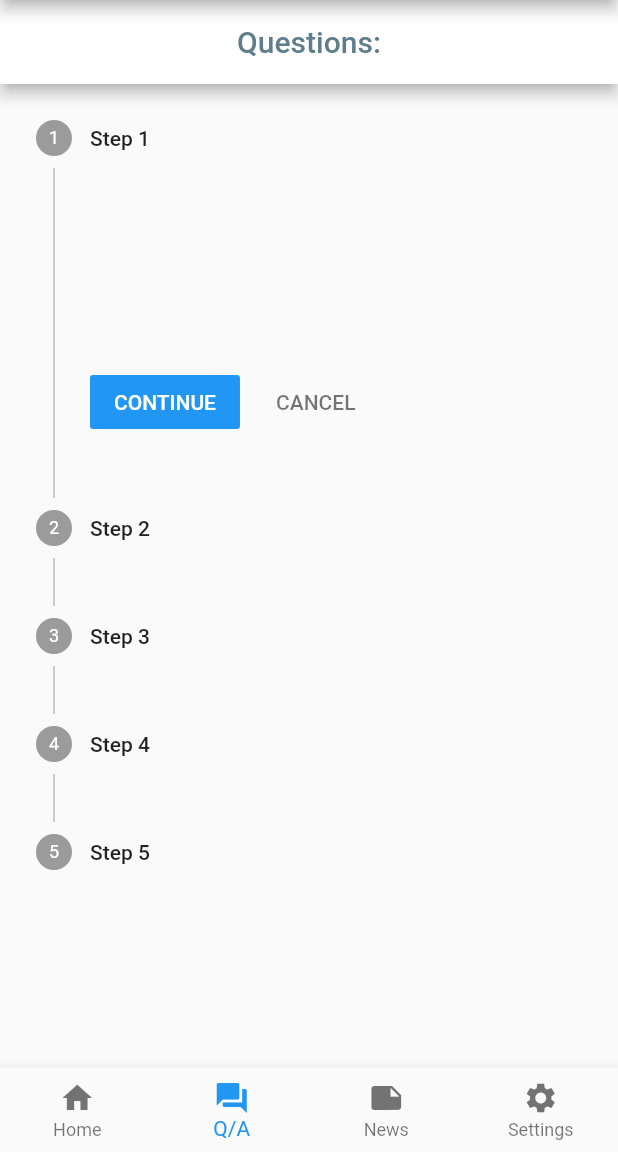
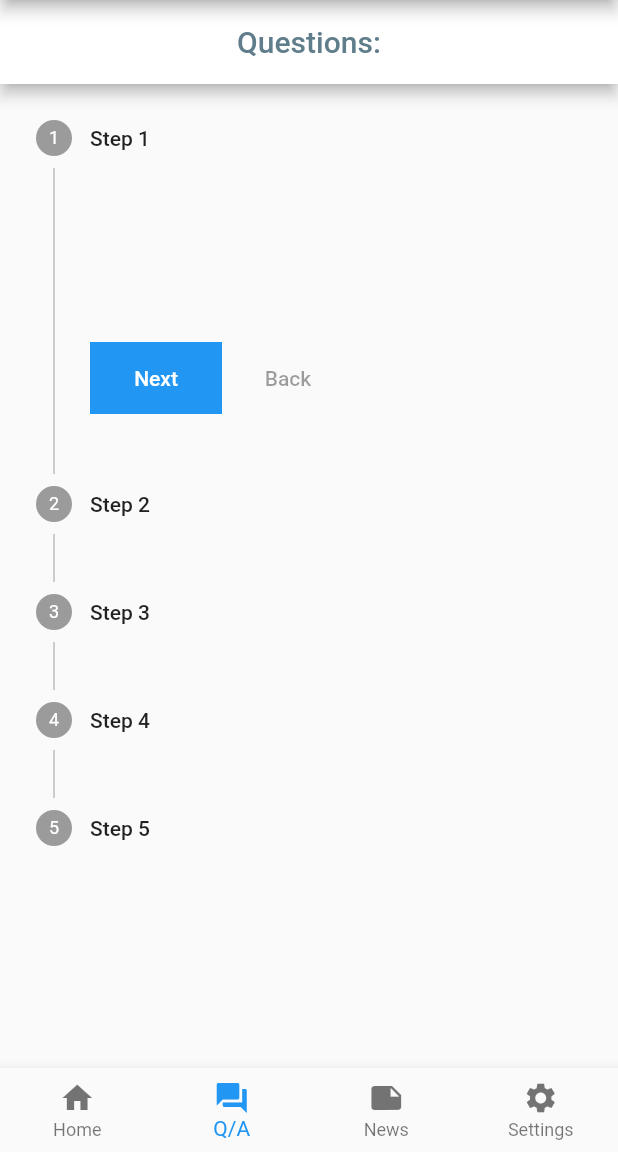
Before and after one commit to DerekChristy/cv-19, a Flutter app: the screen it shows after launch, item 2 of the bottom bar chosen, on a phone screen of 412 x 824 dp, the part 84-1236 px from its top. Run offline on Flutter 3.47's test engine with Material 2 defaults, Android fonts, the phone set to English and light mode, and no system bars.

Commit message:
added controlsbuilder for NEXT and BACK buttons

```diff
--- a/lib/screens/questions/questions.dart
+++ b/lib/screens/questions/questions.dart
@@ -44,6 +44,26 @@ Widget build(BuildContext context) {
         _currentStep -= 1;
       });
     },
+
+    controlsBuilder: (BuildContext context,
+      {VoidCallback onStepContinue, VoidCallback onStepCancel} ){
+        return Row(
+          children: <Widget>[
+            Container(
+              color: Colors.blue,
+              child: FlatButton(
+                child: Text("Next",style: TextStyle(color: Colors.white),),
+                onPressed: onStepContinue,
+              ),
+            ),
+            FlatButton(
+              child: Text("Back"),
+              onPressed: onStepCancel,
+            ),
+          ],
+        );
+      },
+
     steps: const <Step>[
       Step(
         title: Text('Step 1'),
```
